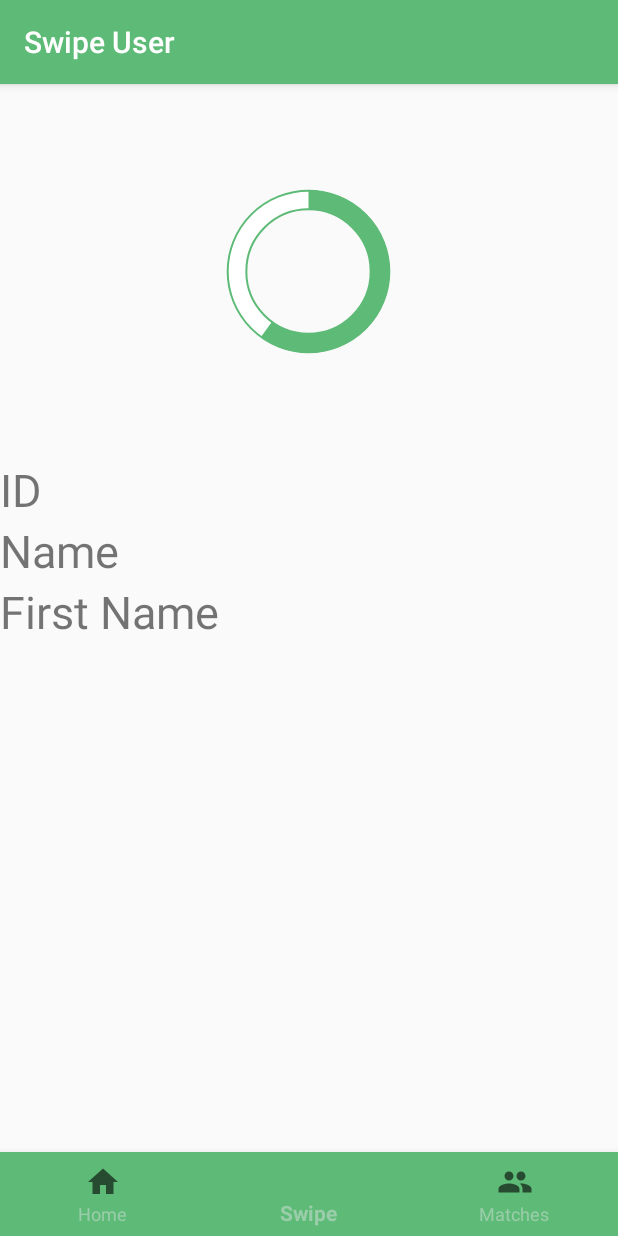
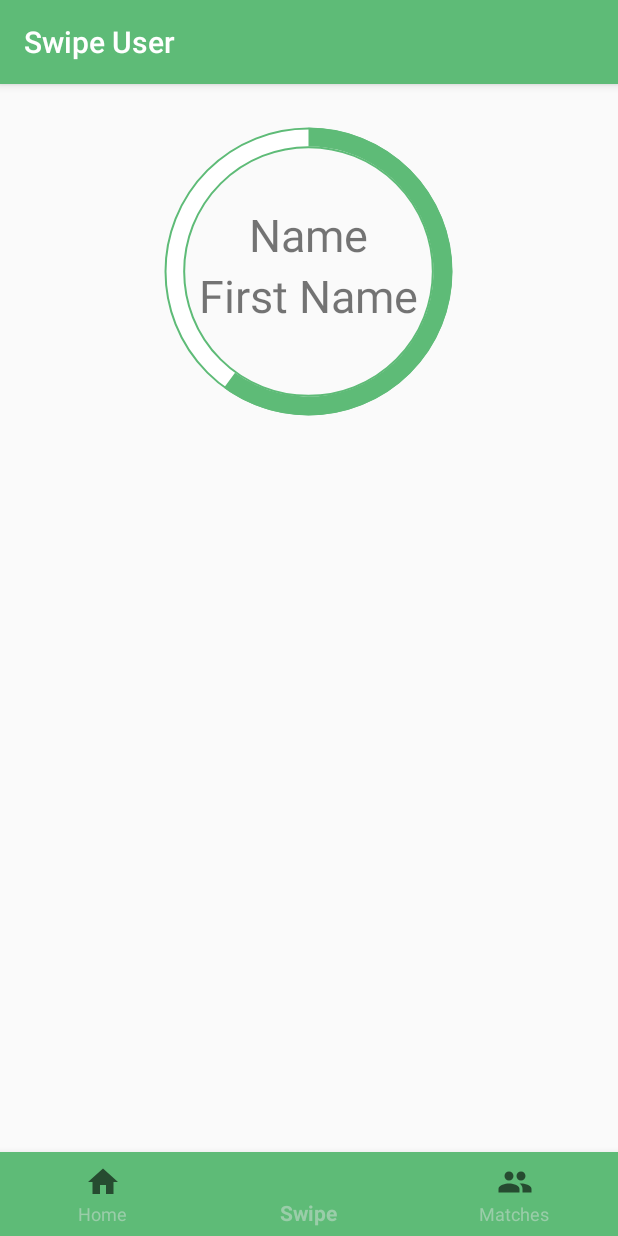
Before and after one commit to se-na/alpha, an Android app: the screen it shows after launch (MainActivity), item 2 of the bottom bar chosen, on a phone screen of 412 x 824 dp. Run offline under Robolectric (Android 15) with nearby library versions, the phone set to English and light mode, and no system bars; libraries missing offline, so code that uses them is left out: org.springframework.http, org.springframework.web.

Commit message:
Swipe Page

```diff
--- a/app/src/main/java/com/example/lfg_source/main/match/MatchFragment.java
+++ b/app/src/main/java/com/example/lfg_source/main/match/MatchFragment.java
@@ -32,7 +32,6 @@ public class MatchFragment extends Fragment {
     public void onActivityCreated(@Nullable Bundle savedInstanceState) {
         super.onActivityCreated(savedInstanceState);
         mViewModel = ViewModelProviders.of(this).get(MatchViewModel.class);
-
     }
 
 }
--- a/app/src/main/java/com/example/lfg_source/main/user/UserSwipeFragment.java
+++ b/app/src/main/java/com/example/lfg_source/main/user/UserSwipeFragment.java
@@ -55,7 +55,7 @@ public class UserSwipeFragment extends Fragment {
         gestureListener.setActivity(this);
         gestureDetectorCompat = new GestureDetectorCompat(getActivity().getParent(), gestureListener);
         View view = inflater.inflate(R.layout.user_swipe_fragment, container, false);
-        id = view.findViewById(R.id.id);
+
         name = view.findViewById(R.id.name);
         firstName = view.findViewById(R.id.firstname);
         Resources res = getResources();
@@ -82,7 +82,6 @@ public class UserSwipeFragment extends Fragment {
             @Override
             public void onChanged(List<User> users) {
                 usersToSwipe.addAll(users);
-                id.setText(usersToSwipe.get(listCounter).getId().toString());
                 name.setText(usersToSwipe.get(listCounter).getLastName());
                 firstName.setText(usersToSwipe.get(listCounter).getFirstName());
                 listCounter++;
@@ -105,13 +104,11 @@ public class UserSwipeFragment extends Fragment {
 
     public void showSuggestion(){
         if(listCounter < usersToSwipe.size()){
-            id.setText(usersToSwipe.get(listCounter).getId().toString());
             name.setText(usersToSwipe.get(listCounter).getLastName());
             firstName.setText(usersToSwipe.get(listCounter).getFirstName());
             listCounter++;
         }else { // hier später no Matches find zeigen...
             listCounter = 0;
-            id.setText(usersToSwipe.get(listCounter).getId().toString());
             name.setText(usersToSwipe.get(listCounter).getLastName());
             firstName.setText(usersToSwipe.get(listCounter).getFirstName());
             listCounter++;
--- a/app/src/main/res/drawable/circular.xml
+++ b/app/src/main/res/drawable/circular.xml
@@ -3,7 +3,7 @@
 <layer-list xmlns:android="http://schemas.android.com/apk/res/android">
     <item android:id="@android:id/secondaryProgress">
         <shape
-            android:innerRadiusRatio="6"
+            android:innerRadiusRatio="3"
             android:shape="ring"
             android:thicknessRatio="20.0"
             android:useLevel="true">
@@ -24,7 +24,7 @@
             android:toDegrees="270">
 
             <shape
-                android:innerRadiusRatio="6"
+                android:innerRadiusRatio="3"
                 android:shape="ring"
                 android:thicknessRatio="20.0"
                 android:useLevel="true">
--- a/app/src/main/res/layout/user_swipe_fragment.xml
+++ b/app/src/main/res/layout/user_swipe_fragment.xml
@@ -17,23 +17,17 @@
         android:max="100"
         android:progress="50"
         android:progressDrawable="@drawable/circular"
-        android:secondaryProgress="100" />
-
-    <TextView
-        android:id="@+id/id"
-        android:layout_width="match_parent"
-        android:layout_height="wrap_content"
-        android:text="ID"
-        android:textSize="30sp"
-        android:layout_below="@+id/circularProgressbar"/>
+        android:secondaryProgress="100"
+        />
 
     <TextView
         android:id="@+id/name"
         android:layout_width="wrap_content"
         android:layout_height="wrap_content"
+        android:layout_centerHorizontal="true"
+        android:layout_marginTop="80dp"
         android:text="Name"
-        android:textSize="30sp"
-        android:layout_below="@+id/id" />
+        android:textSize="30sp" />
 
     <TextView
         android:id="@+id/firstname"
@@ -41,6 +35,7 @@
         android:layout_height="wrap_content"
         android:text="First Name"
         android:textSize="30sp"
+        android:layout_centerHorizontal="true"
         android:layout_below="@+id/name"/>
 
 
```
